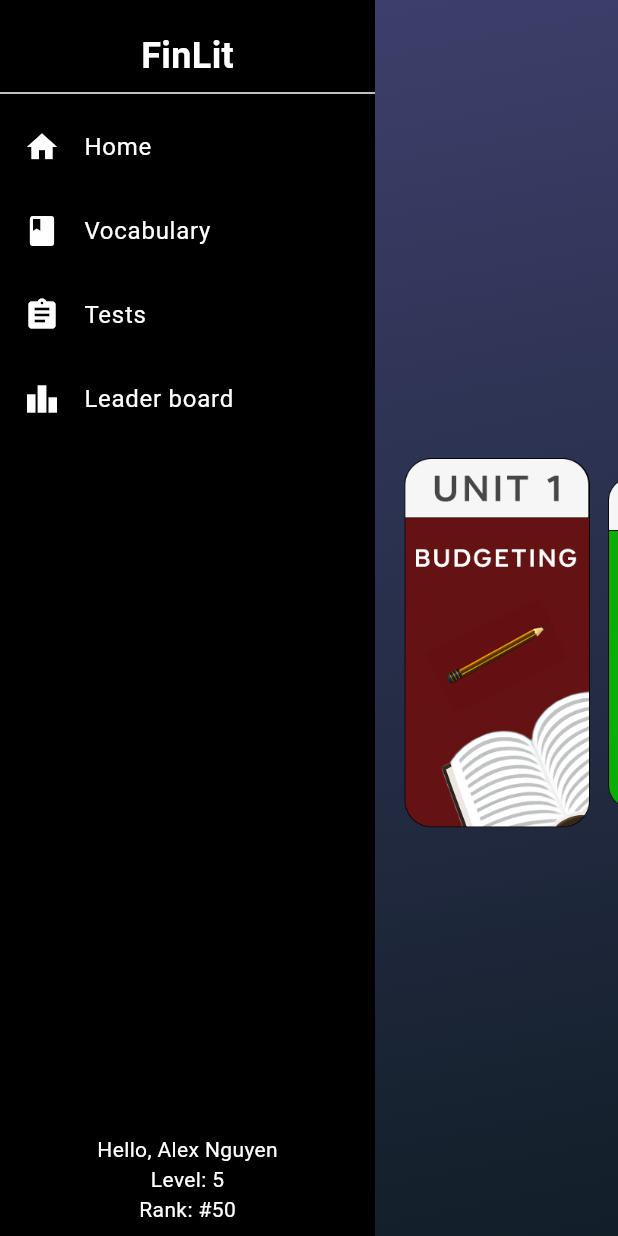
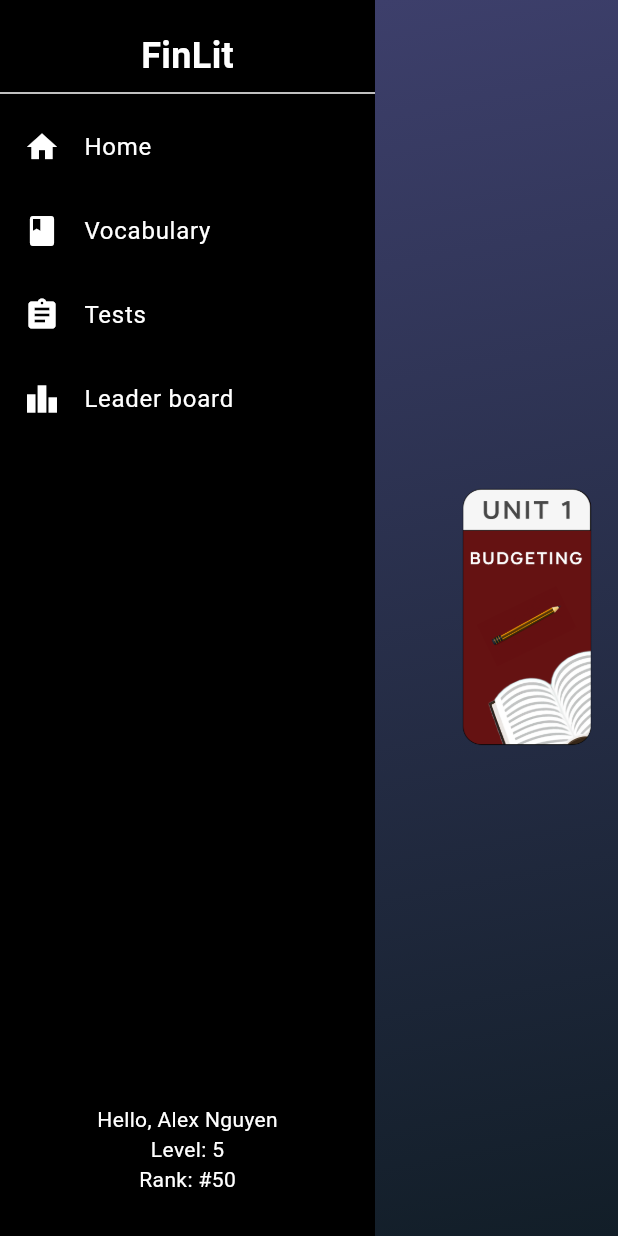
Before and after one commit to crxticals/FinLit-Dev, a Flutter app: the HomeScreen1 screen opened directly, on a phone screen of 412 x 824 dp. Run offline on Flutter 3.47's test engine with Material 3 defaults, Android fonts, the phone set to English and light mode, and no system bars; our stand-ins replace carousel_slider.

Commit message:
Response to UI: moved the carousel on desktop to the left

```diff
--- a/lib/pages/homepage_desktop.dart
+++ b/lib/pages/homepage_desktop.dart
@@ -20,8 +20,7 @@ class HomeScreen1 extends StatefulWidget {
 }
 
 class _HomeScreenState1 extends State<HomeScreen1> {
-  final PageController _pageController = PageController(viewportFraction: 0.8);
-  // ignore: unused_field
+  final PageController _pageController = PageController(viewportFraction: 0.9);
   int _selectedIndex = 0;
   Map<String, dynamic> userData = {};
 
@@ -56,7 +55,7 @@ class _HomeScreenState1 extends State<HomeScreen1> {
     return Scaffold(
       body: Row(
         children: [
-          // Permanent Navigation Drawer
+          // Navigation Drawer
           Container(
             width: 250,
             color: Colors.black,
@@ -89,25 +88,26 @@ class _HomeScreenState1 extends State<HomeScreen1> {
                   onTap: () => _onItemTapped(3),
                 ),
                 const Spacer(),
-                // User stats
                 Padding(
                   padding: const EdgeInsets.all(8.0),
                   child: Column(
                     children: [
-                      Text('Hello, ${userData['name'] ?? 'User'}', style: const TextStyle(color: Colors.white)),
-                      Text('Level: ${userData['level'] ?? 'N/A'}', style: const TextStyle(color: Colors.white)),
-                      Text('Rank: #${userData['rank'] ?? 'N/A'}', style: const TextStyle(color: Colors.white)),
+                      Text('Hello, ${userData['name'] ?? 'User'}',
+                          style: const TextStyle(color: Colors.white)),
+                      Text('Level: ${userData['level'] ?? 'N/A'}',
+                          style: const TextStyle(color: Colors.white)),
+                      Text('Rank: #${userData['rank'] ?? 'N/A'}',
+                          style: const TextStyle(color: Colors.white)),
                     ],
                   ),
                 ),
+                const SizedBox(height: 20),
               ],
             ),
           ),
-          // Main content area
+          // Carousel Area with Gradient Background
           Expanded(
-            child: Stack(
-              children: [
-                Container(
+            child: Container(
               decoration: const BoxDecoration(
                 gradient: LinearGradient(
                   colors: [
@@ -118,28 +118,13 @@ class _HomeScreenState1 extends State<HomeScreen1> {
                   end: Alignment.bottomRight,
                 ),
               ),
-                ),
-                Column(
-                  children: [
-                    Container(
-                      color: Colors.transparent,
-                      padding: const EdgeInsets.all(16.0),
-                      alignment: Alignment.center,
-                      child: const Text(
-                        '',
-                        style: TextStyle(
-                          fontSize: 1,
-                          fontWeight: FontWeight.bold,
-                          color: Colors.white,
-                        ),
-                      ),
-                    ),
-                    const SizedBox(height: 1),
-                    Expanded(
-                      child: Center(
-                        child: Container(
-                          width: 400, // Set the width of the carousel
-                          height: 800, // Set the height of the carousel
+              child: Align(
+                alignment: Alignment.centerLeft,
+                child: Padding(
+                  padding: const EdgeInsets.only(left: 40),
+                  child: SizedBox(
+                    width: 400,
+                    height: 600,
                     child: PageView.builder(
                       controller: _pageController,
                       itemCount: imgAssets.length,
@@ -150,11 +135,16 @@ class _HomeScreenState1 extends State<HomeScreen1> {
                             double value = 1.0;
                             if (_pageController.position.haveDimensions) {
                               value = (_pageController.page! - index).abs();
-                                    value = (1 - (value * 0.1)).clamp(0.0, 1.0);
+                              value = 1 - (value * 0.3).clamp(0.0, 1.0);
                             }
-                                  return Center(
-                                    child: Transform.scale(
+                            return Transform.scale(
                               scale: value,
+                              child: Padding(
+                                padding: const EdgeInsets.symmetric(horizontal: 10),
+                                child: child,
+                              ),
+                            );
+                          },
                           child: GestureDetector(
                             onTap: () {
                               Navigator.push(
@@ -169,31 +159,18 @@ class _HomeScreenState1 extends State<HomeScreen1> {
                             },
                             child: Hero(
                               tag: 'image$index',
-                                          child: ClipRRect(
-                                            borderRadius: BorderRadius.circular(10.0),
-                                            child: SizedBox(
-                                              width: double.infinity,
-                                              height: double.infinity,
                               child: Image.asset(
                                 imgAssets[index],
                                 fit: BoxFit.contain,
                               ),
                             ),
                           ),
-                                        ),
-                                      ),
-                                    ),
-                                  );
-                                },
                         );
                       },
                     ),
                   ),
                 ),
               ),
-                  ],
-                ),
-              ],
             ),
           ),
         ],
```
Lines whose indentation alone changed are shown as unchanged.
